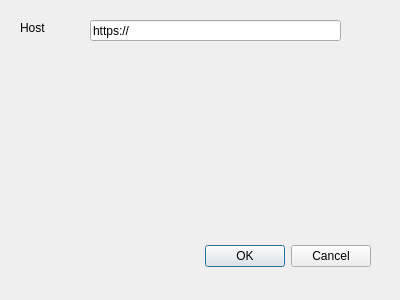
Qt form src/misskey/misskeyauthwindow.ui (b123400/tootrain-qt) before a commit.
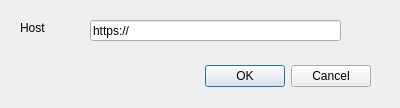
The same form after that commit.

```diff
--- a/src/misskey/misskeyauthwindow.ui
+++ b/src/misskey/misskeyauthwindow.ui
@@ -7,7 +7,7 @@
     <x>0</x>
     <y>0</y>
     <width>400</width>
-    <height>300</height>
+    <height>108</height>
    </rect>
   </property>
   <property name="windowTitle">
@@ -17,7 +17,7 @@
    <property name="geometry">
     <rect>
      <x>30</x>
-     <y>240</y>
+     <y>60</y>
      <width>341</width>
      <height>32</height>
     </rect>
```
